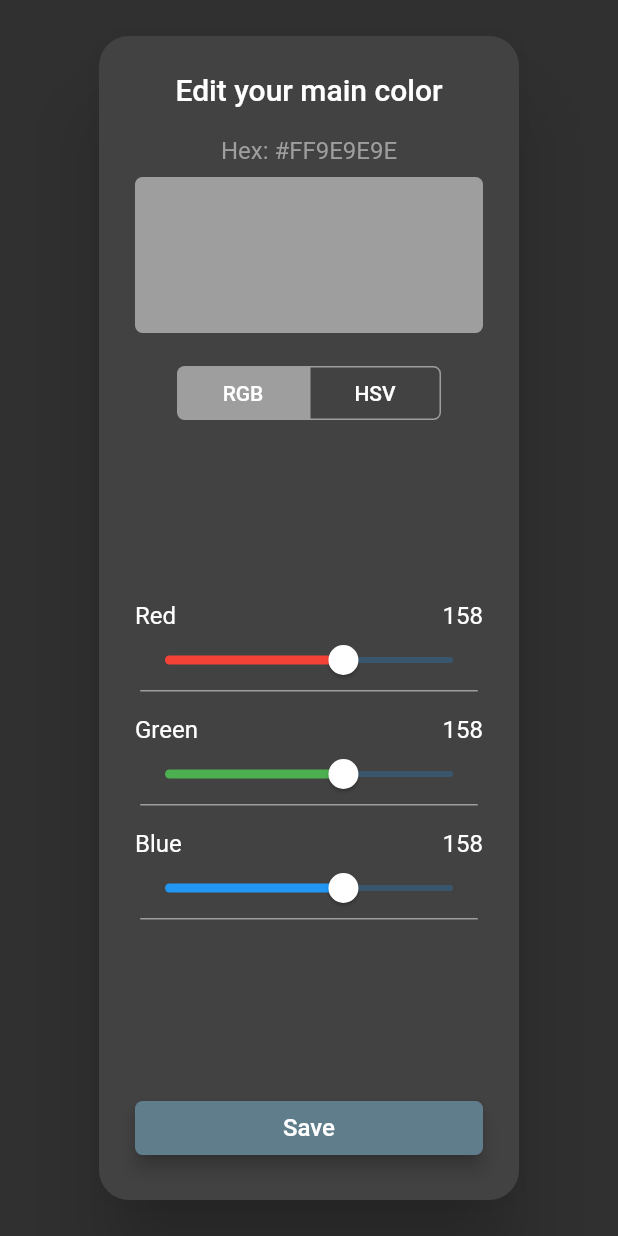
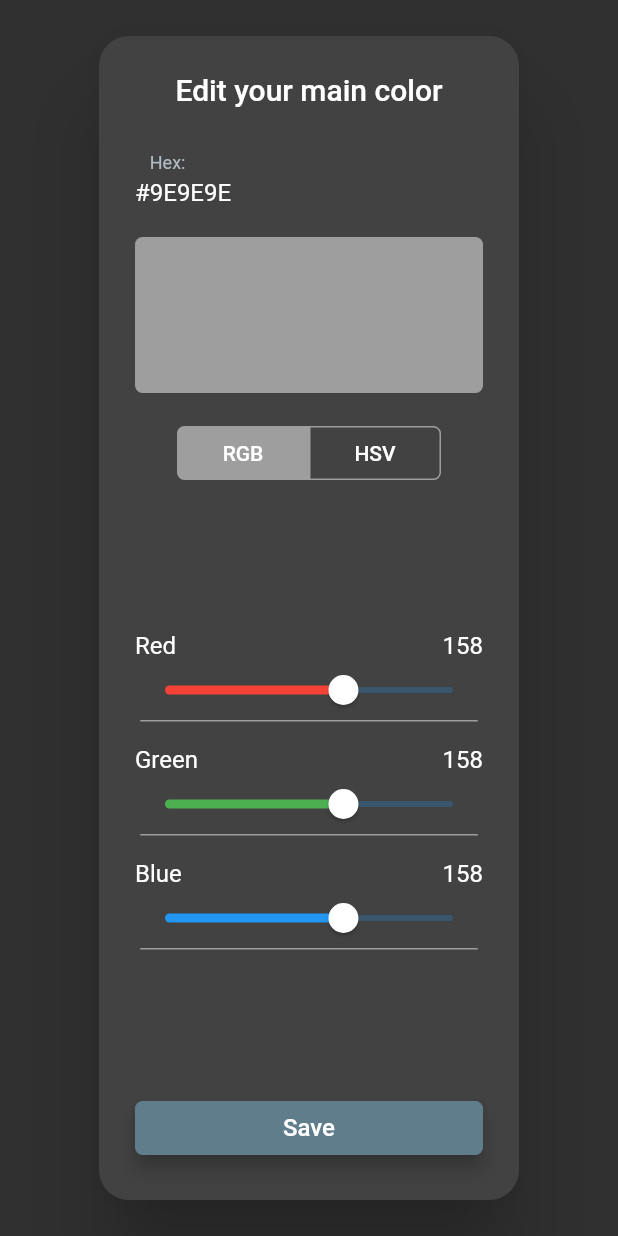
Before and after one commit to joesobo/Colorite, a Flutter app: the SelectorCard widget shown alone on an empty page, opened directly with empty values, on a phone screen of 412 x 824 dp. Run offline on Flutter 3.47's test engine with Material 2 defaults, Android fonts, the phone set to English and light mode, and no system bars.

Commit message:
added hex input option on color selector page

```diff
--- a/lib/components/selector_card.dart
+++ b/lib/components/selector_card.dart
@@ -1,12 +1,12 @@
 import 'package:colorite/utilities/constants.dart';
 import 'package:flutter/material.dart';
+import 'package:flutter/services.dart';
 
 enum Mode { rgb, hsv }
 
 Mode mode = Mode.rgb;
 
 class SelectorCard extends StatefulWidget {
-
   SelectorCard({@required this.mainColor});
 
   final int r = 125;
@@ -32,7 +32,7 @@ class _SelectorCardState extends State<SelectorCard> {
   int v;
   Color mainColor;
 
-  String hexText = '';
+  TextEditingController hexController = TextEditingController();
 
   _SelectorCardState(
       {this.r, this.g, this.b, this.h, this.s, this.v, this.mainColor});
@@ -43,7 +43,8 @@ class _SelectorCardState extends State<SelectorCard> {
     g = mainColor.green;
     b = mainColor.blue;
     mode = Mode.rgb;
-    hexText = 'Hex: #${mainColor.value.toRadixString(16).toUpperCase()}';
+    hexController.text =
+        '${mainColor.value.toRadixString(16).substring(2).toUpperCase()}';
     super.initState();
   }
 
@@ -64,7 +65,53 @@ class _SelectorCardState extends State<SelectorCard> {
           Column(
             children: <Widget>[
               //hex text
-              Text(hexText, style: TextStyle(color: Colors.grey)),
+              Row(
+                children: <Widget>[
+                  Padding(
+                    padding: const EdgeInsets.only(top: 16.0),
+                    child: Text('#'),
+                  ),
+                  Expanded(
+                    child: TextField(
+                      controller: hexController,
+                      textCapitalization: TextCapitalization.characters,
+                      decoration: InputDecoration(
+                        labelText: 'Hex:',
+                        labelStyle: TextStyle(
+                          color: Colors.blueGrey[200],
+                        ),
+                        focusedBorder: InputBorder.none,
+                        enabledBorder: InputBorder.none,
+                      ),
+                      style: TextStyle(),
+                      inputFormatters: [
+                        LengthLimitingTextInputFormatter(6),
+                      ],
+                      onChanged: (value) {
+                        if (hexController.text.length == 6) {
+                          String hexText = 'FF' + hexController.text;
+                          int hexInt = int.parse(hexText, radix: 16);
+                          mainColor = Color(hexInt);
+                          setState(() {
+                            if (mode == Mode.rgb) {
+                              r = mainColor.red;
+                              g = mainColor.green;
+                              b = mainColor.blue;
+                            } else {
+                              h = HSVColor.fromColor(mainColor).hue.toInt();
+                              s = (HSVColor.fromColor(mainColor).saturation *
+                                      100)
+                                  .toInt();
+                              v = (HSVColor.fromColor(mainColor).value * 100)
+                                  .toInt();
+                            }
+                          });
+                        }
+                      },
+                    ),
+                  ),
+                ],
+              ),
               //color indicator
               mode == Mode.rgb
                   ? ColorIndicator(color: Color.fromRGBO(r, g, b, 1))
@@ -307,8 +354,8 @@ class ColorSlider extends StatelessWidget {
               onChanged: (double newValue) {
                 parent.setState(() {
                   if (text == 'Red' || text == 'Blue' || text == 'Green') {
-                    parent.hexText =
-                        'Hex: #${Color.fromRGBO(parent.r, parent.g, parent.b, 1).value.toRadixString(16).toUpperCase()}';
+                    parent.hexController.text =
+                        '${Color.fromRGBO(parent.r, parent.g, parent.b, 1).value.toRadixString(16).substring(2).toUpperCase()}';
                     parent.mainColor =
                         Color.fromRGBO(parent.r, parent.g, parent.b, 1);
 
@@ -322,8 +369,8 @@ class ColorSlider extends StatelessWidget {
                   } else if (text == 'Hue' ||
                       text == 'Saturation' ||
                       text == 'Value') {
-                    parent.hexText =
-                        'Hex: #${HSVColor.fromAHSV(1, parent.h.toDouble(), parent.s / 100, parent.v / 100).toColor().value.toRadixString(16).toUpperCase()}';
+                    parent.hexController.text =
+                        '${HSVColor.fromAHSV(1, parent.h.toDouble(), parent.s / 100, parent.v / 100).toColor().value.toRadixString(16).substring(2).toUpperCase()}';
                     parent.mainColor = HSVColor.fromAHSV(1, parent.h.toDouble(),
                             parent.s / 100, parent.v / 100)
                         .toColor();
--- a/lib/screens/home_page.dart
+++ b/lib/screens/home_page.dart
@@ -98,8 +98,8 @@ class _HomePageState extends State<HomePage> {
                               style: smallText,
                             ),
                           ),
-                          specialText('0x' +
-                              mainColor.value.toRadixString(16).toUpperCase()),
+                          specialText('#' +
+                              mainColor.value.toRadixString(16).substring(2).toUpperCase()),
                         ],
                       ),
                       //rgb and hsv
```
